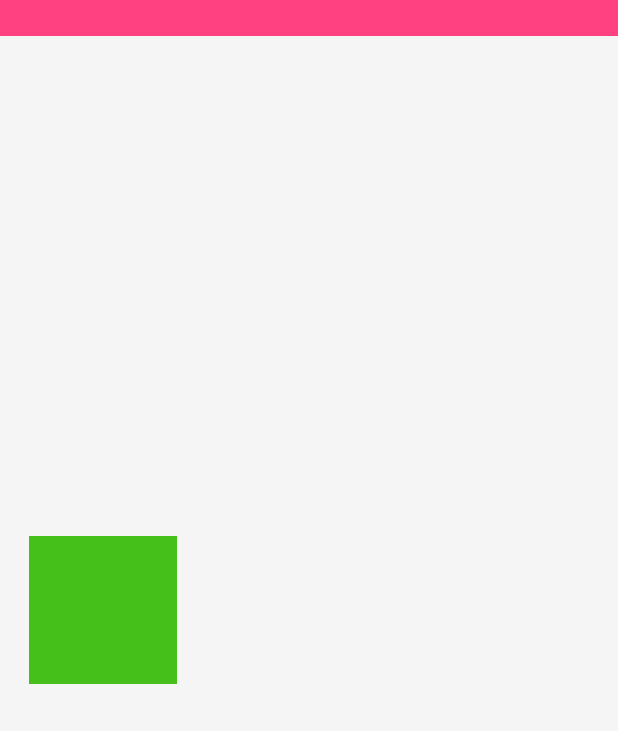
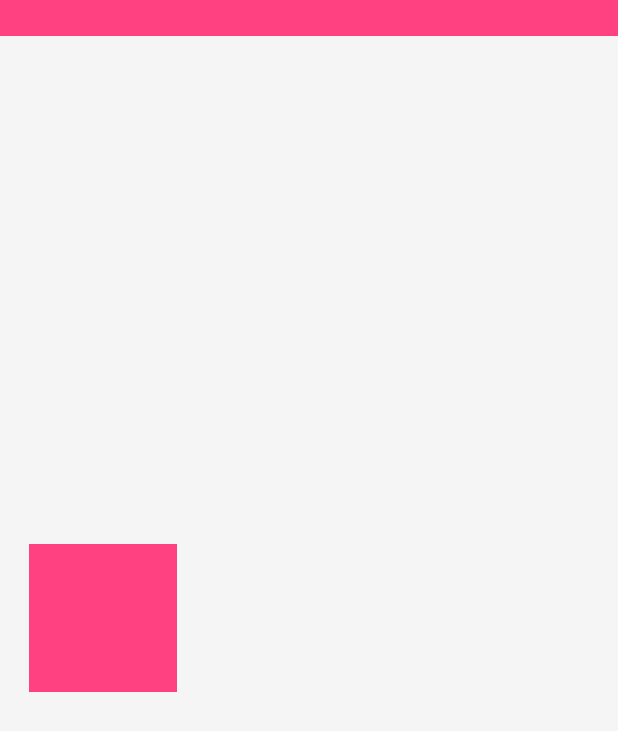
Before and after one commit to SCAUCJB/BuyMeSth, an Android app: the TabActivity screen opened directly, with no data from a screen before it, on a phone screen of 412 x 824 dp. Shown: the top 731 px of the screen. Run offline under Robolectric (Android 15) with nearby library versions, the phone set to English and light mode, and no system bars; our stand-ins replace ButterKnife; 2 statements that could not run were skipped.

Commit message:
修改了一下tab图标绘制的位置

```diff
--- a/app/src/main/java/edu/scau/buymesth/main/view/TabActivity.java
+++ b/app/src/main/java/edu/scau/buymesth/main/view/TabActivity.java
@@ -54,12 +54,15 @@ public class TabActivity extends BaseActivity implements ViewPager.OnPageChangeL
             switch (i) {
                 case 0:
                     cv.setIcon(R.drawable.ic_home);
+                    cv.setIconColor(getResources().getColor(R.color.colorAccent));
                     break;
                 case 1:
                     cv.setIcon(R.drawable.ic_discover);
+                    cv.setIconColor(getResources().getColor(R.color.colorAccent));
                     break;
                 case 2:
                     cv.setIcon(R.drawable.ic_user);
+                    cv.setIconColor(getResources().getColor(R.color.colorAccent));
                     break;
             }
 
--- a/app/src/main/res/layout/tab.xml
+++ b/app/src/main/res/layout/tab.xml
@@ -5,7 +5,8 @@
     android:padding="7dp">
 
     <ui.widget.ChangeColorIconWithTextView
+        xmlns:cciwtv="http://schemas.android.com/apk/res-auto"
         android:id="@+id/cv"
         android:layout_width="wrap_content"
-        android:layout_height="wrap_content" />
+        android:layout_height="wrap_content"/>
 </LinearLayout>
--- a/base/src/main/java/ui/widget/ChangeColorIconWithTextView.java
+++ b/base/src/main/java/ui/widget/ChangeColorIconWithTextView.java
@@ -45,7 +45,7 @@ public class ChangeColorIconWithTextView extends View
 	/**
 	 * icon底部文本
 	 */
-	private String mText = "微信";
+	private String mText = "";
 	private int mTextSize = (int) TypedValue.applyDimension(
 			TypedValue.COMPLEX_UNIT_SP, 10, getResources().getDisplayMetrics());
 	private Paint mTextPaint;
@@ -103,22 +103,41 @@ public class ChangeColorIconWithTextView extends View
 
 	}
 
+	public void setText(String text){
+		mText = text;
+	}
+
+	public void setTextSize(int size){
+		mTextSize = size;
+	}
+
 	@Override
 	protected void onMeasure(int widthMeasureSpec, int heightMeasureSpec)
 	{
 		super.onMeasure(widthMeasureSpec, heightMeasureSpec);
 
 		// 得到绘制icon的宽
-		int bitmapWidth = Math.min(getMeasuredWidth() - getPaddingLeft()
-				- getPaddingRight(), getMeasuredHeight() - getPaddingTop()
-				- getPaddingBottom() - mTextBound.height());
-
+		int bitmapWidth;
+		if(mText.length()>0){
+			bitmapWidth = Math.min(getMeasuredWidth() - getPaddingLeft()
+					- getPaddingRight(), getMeasuredHeight() - getPaddingTop()
+					- getPaddingBottom() - mTextBound.height());
+		}
+		else {
+			bitmapWidth = Math.min(getMeasuredWidth() - getPaddingLeft()
+					- getPaddingRight(), getMeasuredHeight() - getPaddingTop()
+					- getPaddingBottom());
+		}
 		int left = getMeasuredWidth() / 2 - bitmapWidth / 2;
-		int top = (getMeasuredHeight() - mTextBound.height()) / 2 - bitmapWidth
-				/ 2;
+		int top;
+		if(mText.length()>0){
+			top = (getMeasuredHeight() - mTextBound.height()) / 2 - bitmapWidth / 2;
+		}
+		else {
+			top = getMeasuredHeight() / 2 - bitmapWidth / 2;
+		}
 		// 设置icon的绘制范围
 		mIconRect = new Rect(left, top, left + bitmapWidth, top + bitmapWidth);
-
 	}
 
 	@Override
@@ -128,7 +147,31 @@ public class ChangeColorIconWithTextView extends View
 		int alpha = (int) Math.ceil((255 * mAlpha));
 		canvas.drawBitmap(mIconBitmap, null, mIconRect, null);
 		setupTargetBitmap(alpha);
+		if(mText.length()>0){
+			drawSourceText(canvas, alpha);
+			drawTargetText(canvas, alpha);
+		}
 		canvas.drawBitmap(mBitmap, 0, 0, null);
+
+	}
+
+	private void drawSourceText(Canvas canvas, int alpha)
+	{
+		mTextPaint.setTextSize(mTextSize);
+		mTextPaint.setColor(0xff333333);
+		mTextPaint.setAlpha(255 - alpha);
+		canvas.drawText(mText, mIconRect.left + mIconRect.width() / 2
+						- mTextBound.width() / 2,
+				mIconRect.bottom + mTextBound.height(), mTextPaint);
+	}
+
+	private void drawTargetText(Canvas canvas, int alpha)
+	{
+		mTextPaint.setColor(mColor);
+		mTextPaint.setAlpha(alpha);
+		canvas.drawText(mText, mIconRect.left + mIconRect.width() / 2
+						- mTextBound.width() / 2,
+				mIconRect.bottom + mTextBound.height(), mTextPaint);
 
 	}
 
```
